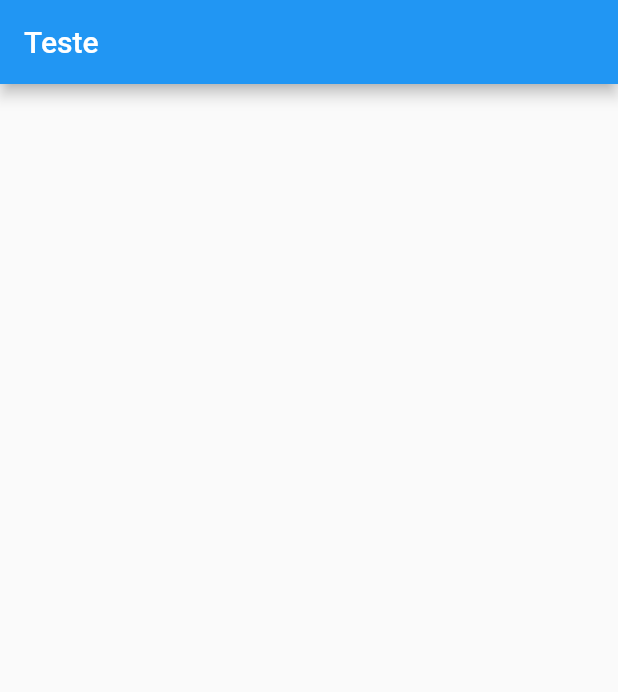
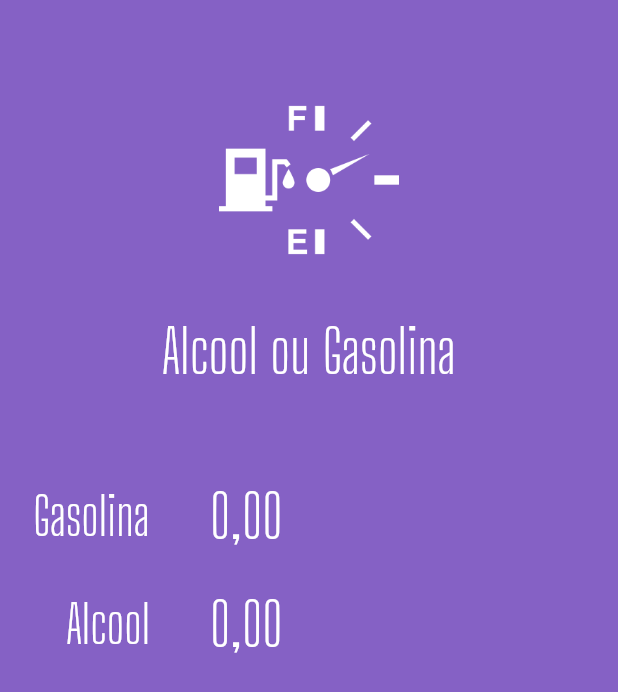
Before and after one commit to RaphaelfsOliveira/flutter_course_balta_io_alcool_gasolina, a Flutter app: the screen it shows after launch, on a phone screen of 412 x 824 dp. Shown: the top 692 px of the screen. Run offline on Flutter 3.47's test engine with Material 2 defaults, Android fonts, the phone set to English and light mode, and no system bars; our stand-ins replace flutter_masked_text.

Commit message:
- componentiznado os widgets

```diff
--- a/app/lib/main.dart
+++ b/app/lib/main.dart
@@ -1,4 +1,8 @@
 import 'package:flutter/material.dart';
+import 'package:app/widgets/logo.widget.dart';
+import 'package:flutter_masked_text/flutter_masked_text.dart';
+import 'package:app/widgets/price.widget.dart';
+import 'package:app/widgets/fuel.widget.dart';
 
 void main() => runApp(MyApp());
 
@@ -10,7 +14,7 @@ class MyApp extends StatelessWidget {
       title: 'Alcool ou Gasolina',
       debugShowCheckedModeBanner: false,
       theme: ThemeData(
-        primarySwatch: Colors.blue,
+        primarySwatch: Colors.deepPurple,
       ),
       home: HomePage(),
     );
@@ -18,11 +22,33 @@ class MyApp extends StatelessWidget {
 }
 
 class HomePage extends StatelessWidget {
+  var _gasCtrl = new MoneyMaskedTextController();
+  var _alcCtrl = new MoneyMaskedTextController();
+
+  final double sizeFuelPrice = 40;
+
   @override
   Widget build(BuildContext context) {
     return Scaffold(
-      appBar: AppBar(
-        title: Text('Teste'),
+      backgroundColor: Theme.of(context).primaryColor.withOpacity(0.8),
+      body: ListView(
+        children: <Widget>[
+          Logo(),
+          Row(
+            children: <Widget>[
+              Fuel(fuelName: 'Gasolina'),
+              SizedBox(width: sizeFuelPrice),
+              Price(ctrl: _gasCtrl),
+            ],
+          ),
+          Row(
+            children: <Widget>[
+              Fuel(fuelName: 'Alcool'),
+              SizedBox(width: sizeFuelPrice),
+              Price(ctrl: _alcCtrl),
+            ],
+          ),
+        ],
       ),
     );
   }
--- /dev/null
+++ b/app/lib/widgets/fuel.widget.dart
@@ -0,0 +1,25 @@
+import 'package:flutter/material.dart';
+
+class Fuel extends StatelessWidget {
+  final String fuelName;
+
+  Fuel({
+    @required this.fuelName,
+  });
+
+  @override
+  Widget build(BuildContext context) {
+    return Container(
+      width: 100,
+      alignment: Alignment.centerRight,
+      child: Text(
+        fuelName,
+        style: TextStyle(
+          color: Colors.white,
+          fontSize: 35,
+          fontFamily: 'Big Shoulders Display',
+        ),
+      ),
+    );
+  }
+}
--- /dev/null
+++ b/app/lib/widgets/logo.widget.dart
@@ -0,0 +1,33 @@
+import 'package:flutter/material.dart';
+
+class Logo extends StatelessWidget {
+  @override
+  Widget build(BuildContext context) {
+    return Column(
+      children: <Widget>[
+        SizedBox(
+          height: 60,
+        ),
+        Image.asset(
+          'assets/images/aog-white.png',
+          height: 120,
+        ),
+        SizedBox(
+          height: 30,
+        ),
+        Text(
+          'Alcool ou Gasolina',
+          style: TextStyle(
+            color: Colors.white,
+            fontSize: 40,
+            fontFamily: 'Big Shoulders Display',
+          ),
+          textAlign: TextAlign.center,
+        ),
+        SizedBox(
+          height: 50,
+        ),
+      ],
+    );
+  }
+}
--- /dev/null
+++ b/app/lib/widgets/price.widget.dart
@@ -0,0 +1,30 @@
+import 'package:flutter/material.dart';
+import 'package:flutter_masked_text/flutter_masked_text.dart';
+
+class Price extends StatelessWidget {
+  var ctrl = new MoneyMaskedTextController();
+
+  Price({
+    @required this.ctrl,
+  });
+
+  @override
+  Widget build(BuildContext context) {
+    return Container(
+      child: Expanded(
+        child: TextFormField(
+          controller: ctrl,
+          keyboardType: TextInputType.number,
+          style: TextStyle(
+            color: Colors.white,
+            fontSize: 40,
+            fontFamily: 'Big Shoulders Display',
+          ),
+          decoration: InputDecoration(
+            border: InputBorder.none,
+          ),
+        ),
+      ),
+    );
+  }
+}
```
